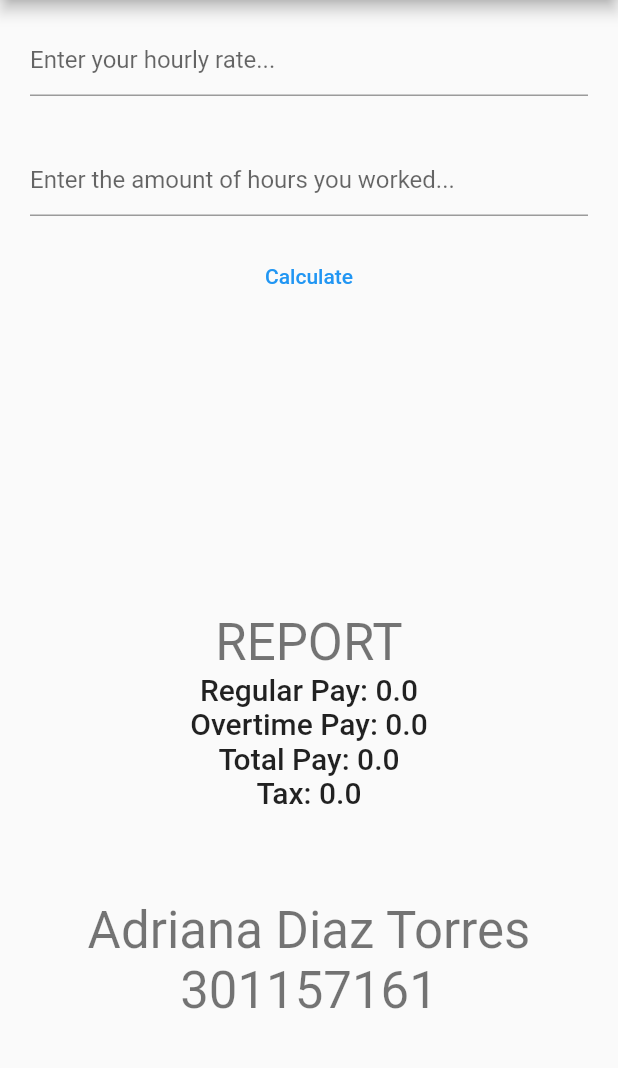
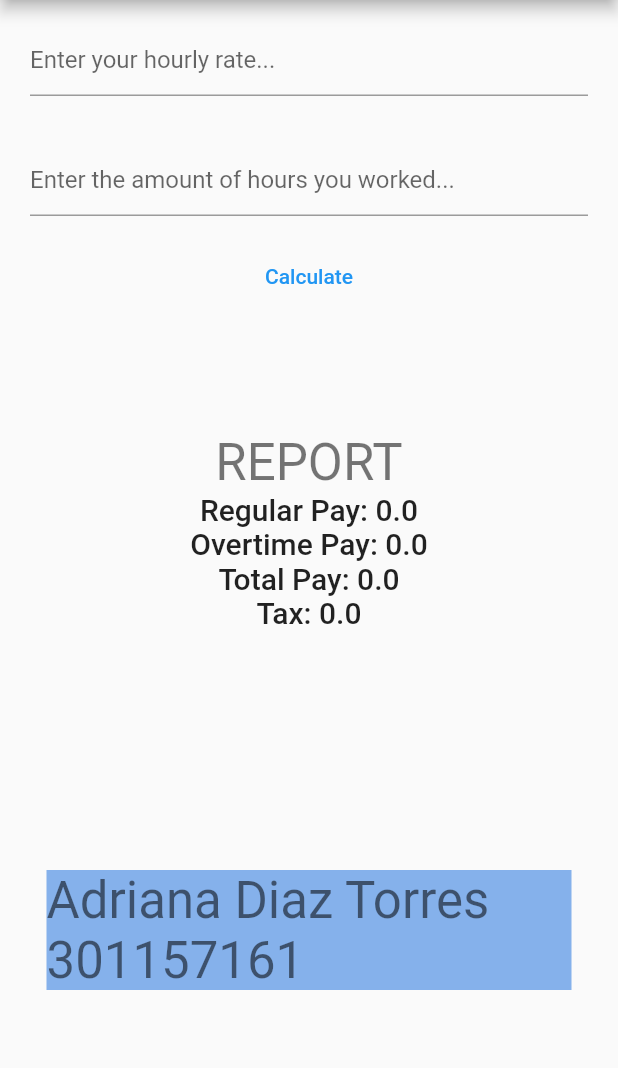
Before and after one commit to adry9204/pay_calculator, a Flutter app: the screen it shows after launch, on a phone screen of 412 x 824 dp, the part 84-1152 px from its top. Run offline on Flutter 3.47's test engine with Material 2 defaults, Android fonts, the phone set to English and light mode, and no system bars.

Commit message:
All layout implemented. User input validated

```diff
--- a/lib/main.dart
+++ b/lib/main.dart
@@ -152,8 +152,7 @@ class _MyHomePageState extends State<MyHomePage> {
               child: Text('Calculate'),
             ),
             Padding(
-              padding:
-                  const EdgeInsets.symmetric(horizontal: 20, vertical: 100),
+              padding: const EdgeInsets.symmetric(horizontal: 20, vertical: 40),
             ),
             Text(
               'REPORT',
@@ -177,15 +176,25 @@ class _MyHomePageState extends State<MyHomePage> {
               style: Theme.of(context).textTheme.headline6,
             ),
             Padding(
-              padding: const EdgeInsets.symmetric(horizontal: 20, vertical: 30),
+              padding: const EdgeInsets.symmetric(horizontal: 20, vertical: 80),
             ),
-            Text(
-              'Adriana Diaz Torres',
-              style: Theme.of(context).textTheme.headline4,
+            Container(
+              decoration: const BoxDecoration(
+                  color: Color.fromARGB(255, 133, 177, 235)),
+              width: 350,
+              child: Text(
+                'Adriana Diaz Torres',
+                style: Theme.of(context).textTheme.headline4,
+              ),
             ),
-            Text(
-              '301157161',
-              style: Theme.of(context).textTheme.headline4,
+            Container(
+              decoration: const BoxDecoration(
+                  color: Color.fromARGB(255, 133, 177, 235)),
+              width: 350,
+              child: Text(
+                '301157161',
+                style: Theme.of(context).textTheme.headline4,
+              ),
             ),
           ],
         ),
```
